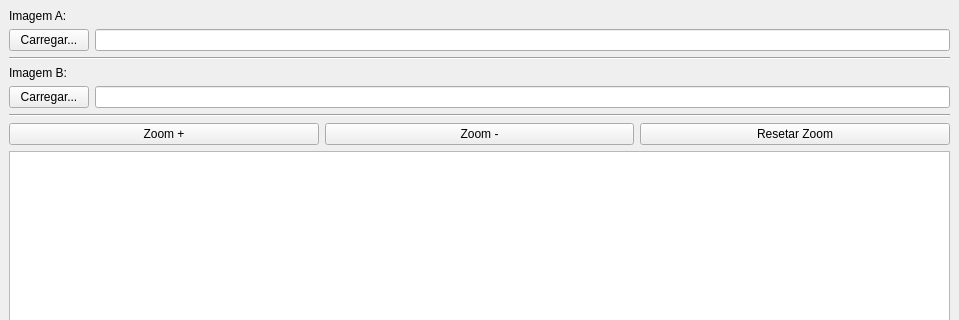
Before: the Qt Designer form visualizador/gui/difference_viewer.ui in carecavoador/visualizador, drawn with Qt 5; both pictures show x 0 to 959 and y 0 to 320 of the 959 by 705 pixel window.
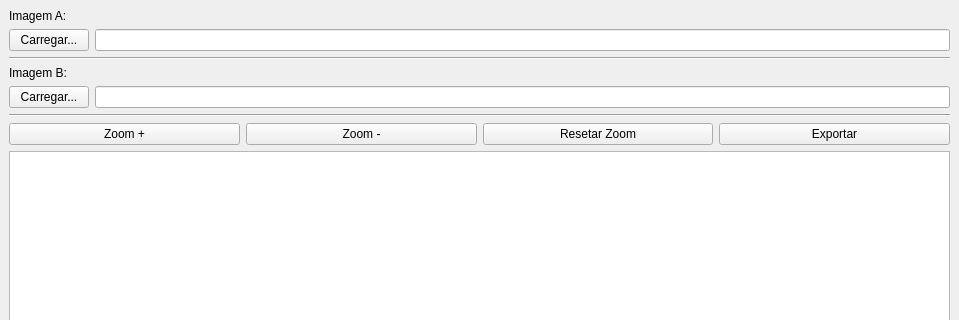
After: the same form once the commit is applied.

```diff
--- a/visualizador/gui/difference_viewer.ui
+++ b/visualizador/gui/difference_viewer.ui
@@ -94,6 +94,13 @@
         </property>
        </widget>
       </item>
+      <item>
+       <widget class="QPushButton" name="btn_export">
+        <property name="text">
+         <string>Exportar</string>
+        </property>
+       </widget>
+      </item>
      </layout>
     </item>
     <item>
```
